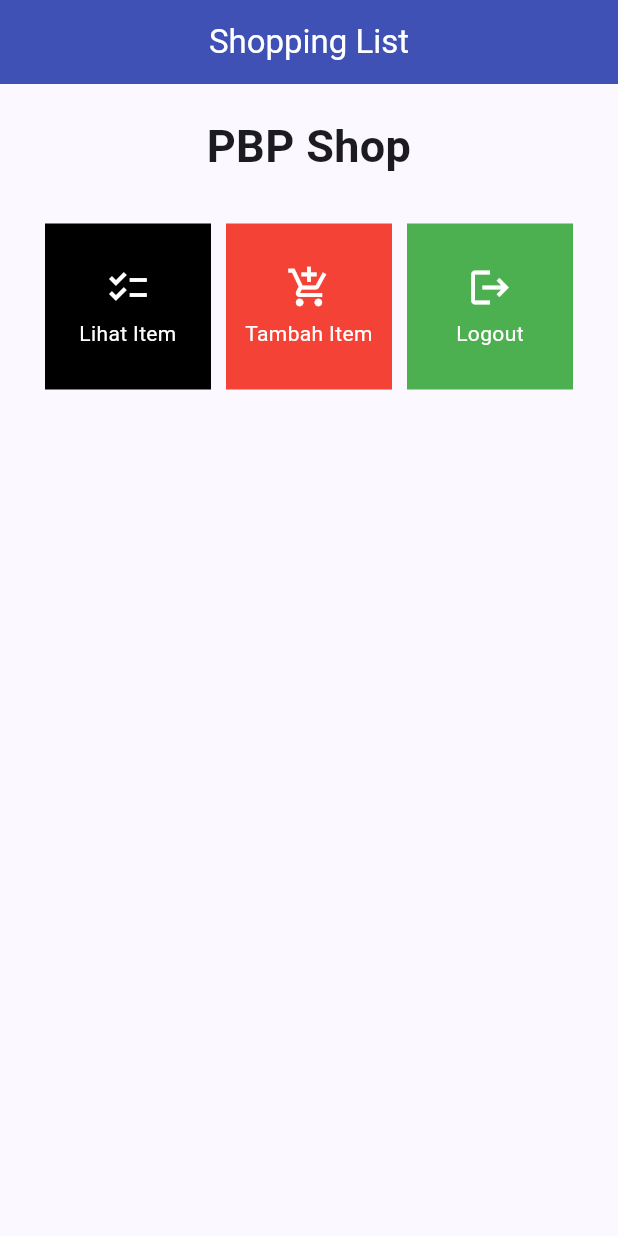
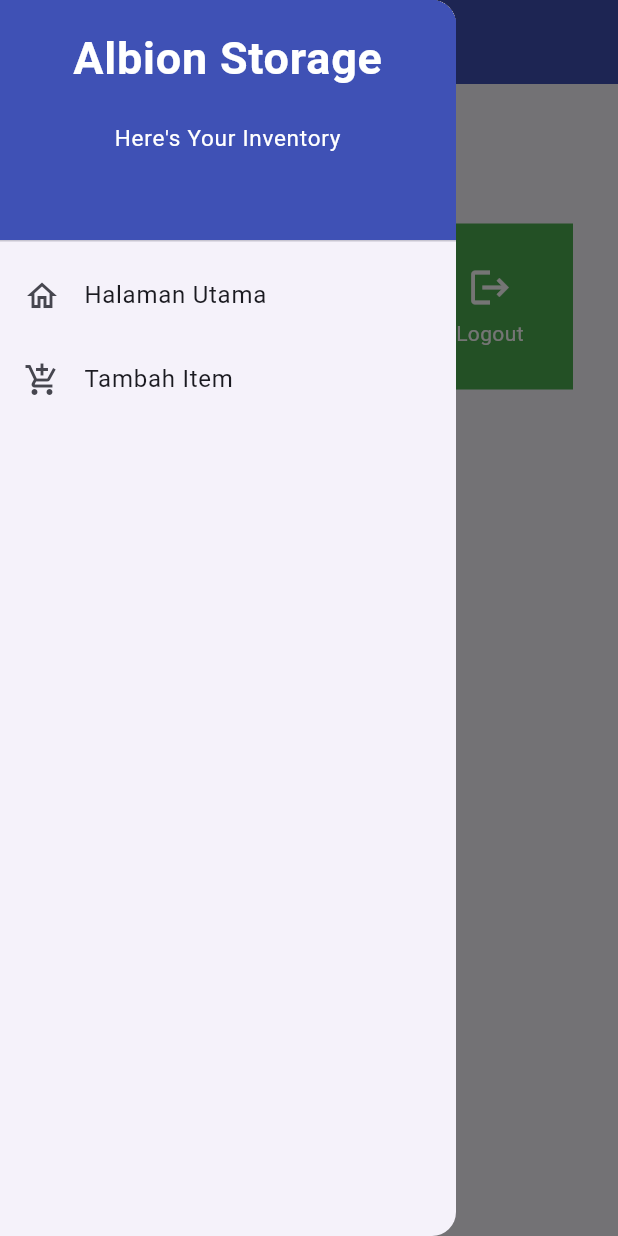
Before and after one commit to hanan-collab/AlbionStorageMobile, a Flutter app: the screen it shows after launch, with the side drawer open (before the commit the screen has no drawer), on a phone screen of 412 x 824 dp. Run offline on Flutter 3.47's test engine with Material 2 defaults, Android fonts, the phone set to English and light mode, and no system bars.

Commit message:
tugas 8 done

```diff
--- a/lib/main.dart
+++ b/lib/main.dart
@@ -1,5 +1,5 @@
 import 'package:flutter/material.dart';
-import 'package:shopping_list_flutter/menu.dart';
+import 'package:shopping_list_flutter/screens/menu.dart';
 
 void main() {
   runApp(const MyApp());
--- a/lib/menu.dart
+++ b/lib/screens/menu.dart
@@ -1,8 +1,9 @@
 import 'package:flutter/material.dart';
+import 'package:shopping_list_flutter/widgets/left_drawer.dart';
+import 'package:shopping_list_flutter/widgets/shop_card.dart';
 
 class MyHomePage extends StatelessWidget {
   MyHomePage({Key? key}) : super(key: key);
-
   final List<ShopItem> items = [
     ShopItem("Lihat Item", Icons.checklist, Colors.black),
     ShopItem("Tambah Item", Icons.add_shopping_cart, Colors.red),
@@ -13,13 +14,10 @@ class MyHomePage extends StatelessWidget {
   Widget build(BuildContext context) {
     return Scaffold(
       appBar: AppBar(
-        title: const Center(
-          child: Text(
-            'Shopping List',
-            style: TextStyle(color: Colors.white),
-          ),
+        backgroundColor: Colors.indigo,
+        title: const Text(
+          'Albion Storage',
         ),
-        backgroundColor: Colors.indigo,
       ),
       body: SingleChildScrollView(
         // Widget wrapper yang dapat discroll
@@ -32,7 +30,7 @@ class MyHomePage extends StatelessWidget {
                 padding: EdgeInsets.only(top: 10.0, bottom: 10.0),
                 // Widget Text untuk menampilkan tulisan dengan alignment center dan style yang sesuai
                 child: Text(
-                  'PBP Shop', // Text yang menandakan toko
+                  'PBP Inventory', // Text yang menandakan toko
                   textAlign: TextAlign.center,
                   style: TextStyle(
                     fontSize: 30,
@@ -58,59 +56,7 @@ class MyHomePage extends StatelessWidget {
           ),
         ),
       ),
+      drawer: const LeftDrawer(),
     );
   }
 }
-
-class ShopItem {
-  final String name;
-  final IconData icon;
-  final Color color;
-
-  ShopItem(this.name, this.icon, this.color);
-}
-
-class ShopCard extends StatelessWidget {
-  final ShopItem item;
-
-  const ShopCard(this.item, {super.key}); // Constructor
-
-  @override
-  Widget build(BuildContext context) {
-    return Material(
-      color: item.color,
-      child: InkWell(
-        // Area responsive terhadap sentuhan
-        onTap: () {
-          // Memunculkan SnackBar ketika diklik
-          ScaffoldMessenger.of(context)
-            ..hideCurrentSnackBar()
-            ..showSnackBar(SnackBar(
-                content: Text("Kamu telah menekan tombol ${item.name}")));
-        },
-        child: Container(
-          // Container untuk menyimpan Icon dan Text
-          padding: const EdgeInsets.all(8),
-          child: Center(
-            child: Column(
-              mainAxisAlignment: MainAxisAlignment.center,
-              children: [
-                Icon(
-                  item.icon,
-                  color: Colors.white,
-                  size: 30.0,
-                ),
-                const Padding(padding: EdgeInsets.all(3)),
-                Text(
-                  item.name,
-                  textAlign: TextAlign.center,
-                  style: const TextStyle(color: Colors.white),
-                ),
-              ],
-            ),
-          ),
-        ),
-      ),
-    );
-  }
-}
--- /dev/null
+++ b/lib/widgets/left_drawer.dart
@@ -0,0 +1,69 @@
+import 'package:flutter/material.dart';
+import 'package:shopping_list_flutter/screens/menu.dart';
+import 'package:shopping_list_flutter/screens/shoplist_form.dart';
+
+class LeftDrawer extends StatelessWidget {
+  const LeftDrawer({super.key});
+
+  @override
+  Widget build(BuildContext context) {
+    return Drawer(
+      child: ListView(
+        children: [
+          const DrawerHeader(
+            decoration: BoxDecoration(
+              color: Colors.indigo,
+            ),
+            child: Column(
+              children: [
+                Text(
+                  'Albion Storage',
+                  textAlign: TextAlign.center,
+                  style: TextStyle(
+                    fontSize: 30,
+                    fontWeight: FontWeight.bold,
+                    color: Colors.white,
+                  ),
+                ),
+                Padding(padding: EdgeInsets.all(10)),
+                Text(
+                  "Here's Your Inventory",
+                  textAlign: TextAlign.center,
+                  style: TextStyle(
+                    fontSize: 15,
+                    fontWeight: FontWeight.normal,
+                    color: Colors.white,
+                  ),
+                ),
+              ],
+            ),
+          ),
+          ListTile(
+            leading: const Icon(Icons.home_outlined),
+            title: const Text('Halaman Utama'),
+            // Bagian redirection ke MyHomePage
+            onTap: () {
+              Navigator.pushReplacement(
+                  context,
+                  MaterialPageRoute(
+                    builder: (context) => MyHomePage(),
+                  ));
+            },
+          ),
+          ListTile(
+            leading: const Icon(Icons.add_shopping_cart),
+            title: const Text('Tambah Item'),
+            // Bagian redirection ke ShopFormPage
+            onTap: () {
+              Navigator.pushReplacement(
+                  context,
+                  MaterialPageRoute(
+                    builder: (context) => ShopFormPage(),
+                  ));
+            },
+          ),
+        ],
+      ),
+    );
+  }
+}
--- /dev/null
+++ b/lib/widgets/shop_card.dart
@@ -0,0 +1,62 @@
+import 'package:flutter/material.dart';
+import 'package:shopping_list_flutter/screens/shoplist_form.dart';
+
+class ShopItem {
+  final String name;
+  final IconData icon;
+  final Color color;
+
+  ShopItem(this.name, this.icon, this.color);
+}
+
+class ShopCard extends StatelessWidget {
+  final ShopItem item;
+
+  const ShopCard(this.item, {super.key}); // Constructor
+
+  @override
+  Widget build(BuildContext context) {
+    return Material(
+      color: item.color,
+      child: InkWell(
+        // Area responsive terhadap sentuhan
+        onTap: () {
+          // Memunculkan SnackBar ketika diklik
+          ScaffoldMessenger.of(context)
+            ..hideCurrentSnackBar()
+            ..showSnackBar(SnackBar(
+                content: Text("Kamu telah menekan tombol ${item.name}!")));
+          if (item.name == "Tambah Item") {
+            Navigator.push(
+                context,
+                MaterialPageRoute(
+                  builder: (context) => ShopFormPage(),
+                ));
+          }
+        },
+        child: Container(
+          // Container untuk menyimpan Icon dan Text
+          padding: const EdgeInsets.all(8),
+          child: Center(
+            child: Column(
+              mainAxisAlignment: MainAxisAlignment.center,
+              children: [
+                Icon(
+                  item.icon,
+                  color: Colors.white,
+                  size: 30.0,
+                ),
+                const Padding(padding: EdgeInsets.all(3)),
+                Text(
+                  item.name,
+                  textAlign: TextAlign.center,
+                  style: const TextStyle(color: Colors.white),
+                ),
+              ],
+            ),
+          ),
+        ),
+      ),
+    );
+  }
+}
```
Also changed, not shown: lib/screens/shoplist_form.dart (added, +157 -0 lines), 1 other file.
